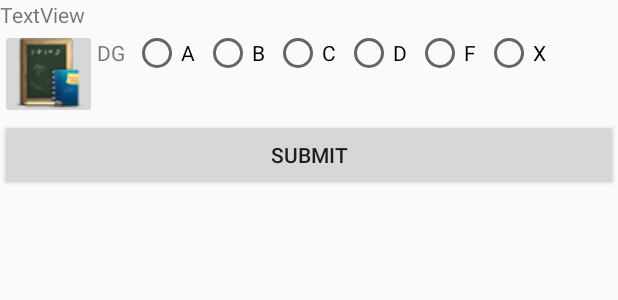
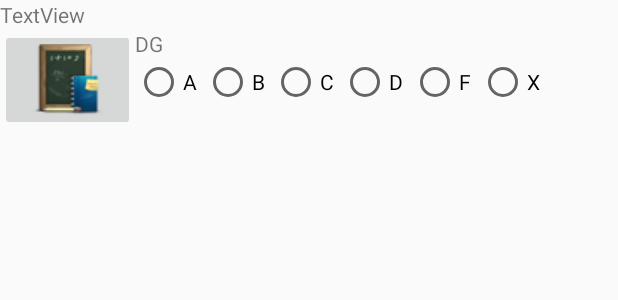
Before and after one commit to Darrenqt/P03ProblemStatement, an Android app: the layout activity_add.xml on its own in the app's theme, with its tools: preview values and no code run, on a phone screen of 412 x 824 dp. Shown: the top 300 px of the screen. Run offline under Robolectric (Android 15) with nearby library versions, the phone set to English and light mode, and no system bars.

Commit message:
AddActivity

```diff
--- a/app/src/main/res/layout/activity_add.xml
+++ b/app/src/main/res/layout/activity_add.xml
@@ -11,25 +11,36 @@
         android:layout_height="wrap_content"
         android:text="TextView" />
 
-    <RadioGroup
-        android:id="@+id/rg"
-        android:layout_width="370dp"
-        android:layout_height="60dp"
+    <LinearLayout
+        android:layout_width="match_parent"
+        android:layout_height="match_parent"
         android:orientation="horizontal">
 
         <ImageButton
             android:id="@+id/imageButton"
-            android:layout_width="59dp"
+            android:layout_width="90dp"
             android:layout_height="wrap_content"
-            android:layout_weight="1"
+
             app:srcCompat="@drawable/dg" />
+
+        <LinearLayout
+            android:layout_width="275dp"
+            android:layout_height="wrap_content"
+            android:orientation="vertical">
 
             <TextView
                 android:id="@+id/textView2"
-            android:layout_width="wrap_content"
+                android:layout_width="match_parent"
                 android:layout_height="wrap_content"
                 android:layout_weight="1"
                 android:text="DG" />
+
+            <RadioGroup
+                android:id="@+id/rg"
+                android:layout_width="match_parent"
+                android:layout_height="match_parent"
+                android:layout_weight="1"
+                android:orientation="horizontal">
 
                 <RadioButton
                     android:id="@+id/radioButton"
@@ -73,6 +84,8 @@
                     android:layout_weight="1"
                     android:text="X" />
             </RadioGroup>
+        </LinearLayout>
+    </LinearLayout>
 
     <Button
         android:id="@+id/btnSubmit"
```
Lines whose indentation alone changed are shown as unchanged.
